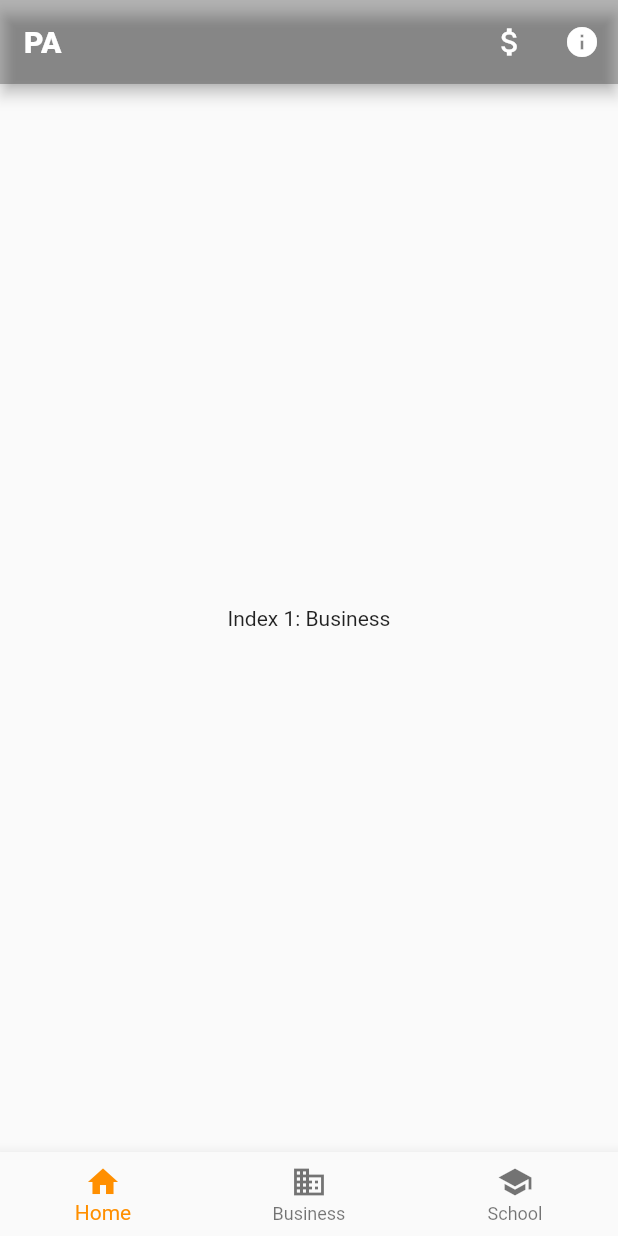
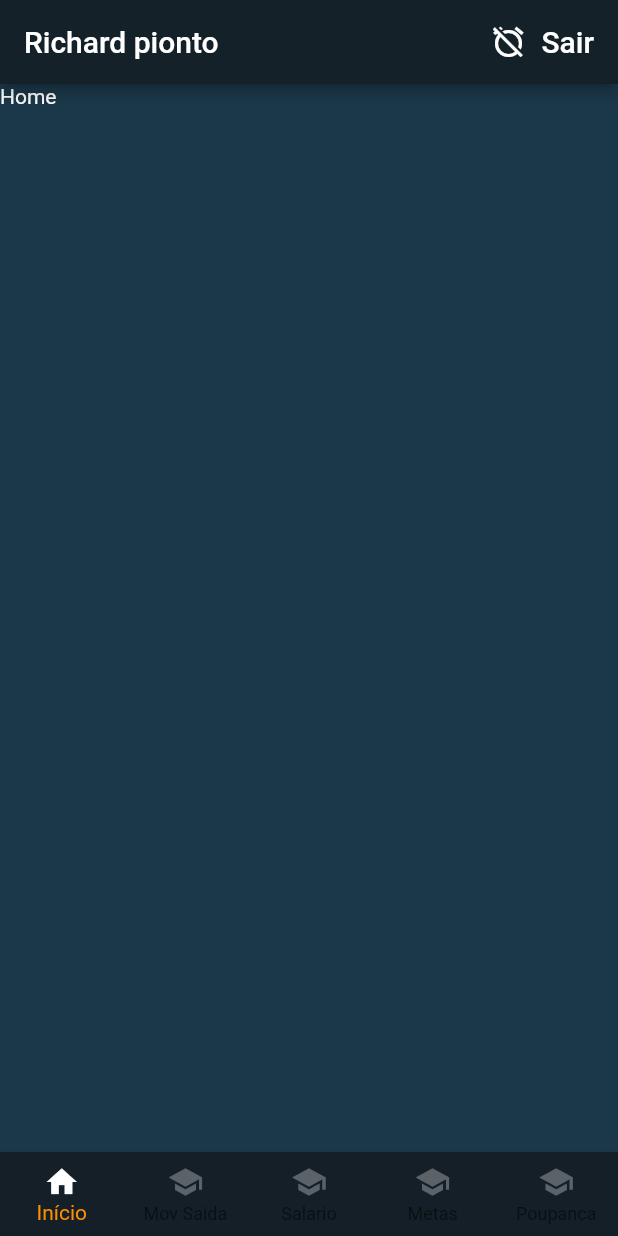
Before and after one commit to guilhermemoriggidesouza/webEconomize, a Flutter app: the screen it shows after launch, on a phone screen of 412 x 824 dp. Run offline on Flutter 3.47's test engine with Material 2 defaults, Android fonts, the phone set to English and light mode, and no system bars.

Commit message:
feito views e acertado bottomnav

```diff
--- a/lib/controller/LoginController.dart
+++ b/lib/controller/LoginController.dart
@@ -1,6 +1,12 @@
 
 import 'package:flutter/foundation.dart';
+import 'package:provider/provider.dart';
+import 'sessions/SessionLogin.dart';
 
 class LoginController with ChangeNotifier{
 
+  mudarNomeSessaoLogin(context){
+    Provider.of<SessionLogin>(context).changeNome('Richard pionto');
+  }
+
 }
--- a/lib/controller/sessions/SessionLogin.dart
+++ b/lib/controller/sessions/SessionLogin.dart
@@ -1,5 +1,12 @@
 import 'package:flutter/foundation.dart';
 
 class SessionLogin with ChangeNotifier{
+  int idLogin = null;
+  String nome = "";
 
+  changeNome(String nomeParam){
+    //consumir a ap
+    nome = nomeParam;
+    notifyListeners();
+  }
 }
--- a/lib/main.dart
+++ b/lib/main.dart
@@ -4,17 +4,17 @@ import 'package:flutter_localizations/flutter_localizations.dart';
 import 'package:provider/provider.dart';
 import 'package:webEconomize/controller/sessions/SessionLogin.dart';
 import 'package:webEconomize/controller/sessions/SessionSalario.dart';
-import 'package:webEconomize/view/home_page.dart';
+import 'package:webEconomize/view/main_page.dart';
 
 void main() => runApp(
   MultiProvider(
     providers: [
-        ChangeNotifierProvider(create: (_) => SessionLogin()),
-        ChangeNotifierProvider(create: (_) => SessionSalario()),
-      ],
-      child: MyApp(),
-    ),
-  );
+      ChangeNotifierProvider<SessionLogin>(create: (_) => SessionLogin()),
+      ChangeNotifierProvider<SessionSalario>(create: (_) => SessionSalario()),
+    ],
+    child: MyApp(),
+  ),
+);
 
 class MyApp extends StatelessWidget {
 
@@ -26,7 +26,7 @@ class MyApp extends StatelessWidget {
       title: 'Economize',
       theme: ThemeData(primarySwatch: Colors.deepPurple),
       debugShowCheckedModeBanner: false,
-      home: HomePage(),
+      home: MainPage(),
       localizationsDelegates: [GlobalMaterialLocalizations.delegate,
         GlobalWidgetsLocalizations.delegate,
         GlobalCupertinoLocalizations.delegate],
--- /dev/null
+++ b/lib/view/home.dart
@@ -0,0 +1,22 @@
+import 'package:flutter/material.dart';
+import 'package:flutter/widgets.dart';
+
+class Home extends StatefulWidget {
+  @override
+  _HomeState createState() => _HomeState();
+}
+
+class _HomeState extends State<Home> {
+  @override
+  Widget build(BuildContext context) {
+    return Scaffold(
+      backgroundColor: Color(0xff1B384A),
+      body: Text(
+        "Home",
+        style: TextStyle(
+            color: Colors.white
+        )
+      ),
+    );
+  }
+}
--- a/lib/view/home_page.dart
+++ /dev/null
@@ -1,96 +0,0 @@
-import 'package:flutter/material.dart';
-
-class HomePage extends StatefulWidget {
-  @override
-  _HomePageState createState() => _HomePageState();
-}
-
-class _HomePageState extends State<HomePage> {
-  static List<Widget> _widgetOptions = <Widget>[
-    Text(
-      'Index 1: Business',
-    ),
-    Text(
-      'Index 2: School',
-    ),
-  ];
-
-  int _selectedIndex = 0;
-
-  void _onItemTapped(int index) {
-    setState(() {
-      _selectedIndex = index;
-    });
-  }
-
-  @override
-  Widget build(BuildContext context) {
-    return Scaffold(
-      appBar: _buildAppBar(),
-      bottomNavigationBar: BottomNavigationBar(
-        items: const <BottomNavigationBarItem>[
-
-          BottomNavigationBarItem(
-            icon: Icon(Icons.home),
-            title: Text('Home'),
-          ),
-
-          BottomNavigationBarItem(
-            icon: Icon(Icons.business),
-            title: Text('Business'),
-          ),
-
-          BottomNavigationBarItem(
-            icon: Icon(Icons.school),
-            title: Text('School'),
-          ),
-
-        ],
-
-        currentIndex: _selectedIndex,
-        selectedItemColor: Colors.amber[800],
-        onTap: _onItemTapped,
-      ),
-
-      body: Center(
-        child: _widgetOptions.elementAt(_selectedIndex),
-      ),
-    );
-  }
-
-  _buildAppBar(){
-    return AppBar(
-      title: Text('PA',
-        style: TextStyle(
-          color: Colors.white,
-          fontWeight: FontWeight.w900,
-        ),
-      ),
-      backgroundColor: Colors.black26,
-      actions: <Widget>[
-        IconButton(
-          icon: Icon(Icons.attach_money),
-          onPressed: (){},
-        ),
-        IconButton(
-          icon: Icon(Icons.info),
-          onPressed: (){},
-        )
-      ],
-    );
-  }
-
-  _buildText(String title, {double top = 16.0, double bottom = 8.0}){
-    return Container(
-      padding: EdgeInsets.only(left: 5, right: 5, top: 5, bottom: 5),
-      child: Text(
-        title,
-        style: TextStyle(
-          color: Colors.black,
-          fontWeight: FontWeight.w500,
-        ),
-      ),
-    );
-  }
-
-}
--- /dev/null
+++ b/lib/view/main_page.dart
@@ -0,0 +1,174 @@
+import 'package:flutter/material.dart';
+import 'package:provider/provider.dart';
+import 'package:webEconomize/controller/LoginController.dart';
+import 'package:webEconomize/controller/sessions/SessionLogin.dart';
+import 'package:webEconomize/view/home.dart';
+import 'package:webEconomize/view/metas.dart';
+import 'package:webEconomize/view/mov_saida.dart';
+import 'package:webEconomize/view/poupanca.dart';
+import 'package:webEconomize/view/salario.dart';
+
+class MainPage extends StatefulWidget {
+  @override
+  _MainPageState createState() => _MainPageState();
+}
+
+class _MainPageState extends State<MainPage> {
+  static List<Widget> _widgetOptions = <Widget>[
+    Home(),
+    MovSaida(),
+    Salario(),
+    Metas(),
+    Poupanca(),
+  ];
+
+  int _selectedIndex = 0;
+
+  void _onItemTapped(int index) {
+    setState(() {
+      _selectedIndex = index;
+    });
+  }
+
+  @override
+  Widget build(BuildContext context) {
+    return Scaffold(
+      appBar: _buildAppBar(),
+      bottomNavigationBar: BottomNavigationBar(
+        backgroundColor: Color(0xff141F27),
+        type: BottomNavigationBarType.fixed,
+        items: const <BottomNavigationBarItem>[
+
+          BottomNavigationBarItem(
+            icon: Icon(Icons.home, color: Colors.white30),
+            activeIcon: Icon(Icons.home, color: Colors.white),
+            backgroundColor: Color(0xff141F27),
+            title: Text(
+              'Início',
+              style: TextStyle(
+                color: Colors.white
+              )
+            ),
+          ),
+
+          BottomNavigationBarItem(
+            icon: Icon(Icons.school, color: Colors.white30),
+            activeIcon: Icon(Icons.school, color: Colors.white),
+            backgroundColor: Color(0xff141F27),
+            title: Text(
+              'Mov Saida',
+              style: TextStyle(
+                color: Colors.white
+              )
+            ),
+          ),
+
+          BottomNavigationBarItem(
+            icon: Icon(Icons.school, color: Colors.white30),
+            activeIcon: Icon(Icons.school, color: Colors.white),
+            backgroundColor: Color(0xff141F27),
+            title: Text(
+              'Salario',
+              style: TextStyle(
+                color: Colors.white
+              )
+            ),
+          ),
+
+          BottomNavigationBarItem(
+            icon: Icon(Icons.school, color: Colors.white30),
+            activeIcon: Icon(Icons.school, color: Colors.white),
+            backgroundColor: Color(0xff141F27),
+            title: Text(
+              'Metas',
+              style: TextStyle(
+                color: Colors.white
+              )
+            ),
+          ),
+
+          BottomNavigationBarItem(
+            icon: Icon(Icons.school, color: Colors.white30),
+            activeIcon: Icon(Icons.school, color: Colors.white),
+            backgroundColor: Color(0xff141F27),
+            title: Text(
+              'Poupanca',
+              style: TextStyle(
+                color: Colors.white
+              )
+            ),
+          ),
+
+        ],
+
+        currentIndex: _selectedIndex,
+        selectedItemColor: Colors.amber[800],
+        onTap: _onItemTapped,
+      ),
+
+      body: Center(
+        child: _widgetOptions.elementAt(_selectedIndex),
+      ),
+    );
+  }
+
+  _buildAppBar(){
+    LoginController logingController = LoginController();
+    logingController.mudarNomeSessaoLogin(context);
+
+    return AppBar(
+      title: _buildNomeUser(),
+      backgroundColor: Color(0xff142129),
+      actions: <Widget>[
+        Container(
+          child: FlatButton(
+            onPressed: () => {},
+            child: Row( // Replace with a Row for horizontal icon + text
+              children: <Widget>[
+                Icon(Icons.alarm_off, color: Colors.white,),
+                Container(
+                  padding: EdgeInsets.only(left: 10),
+                  child:  Text(
+                    "Sair",
+                    textAlign: TextAlign.center,
+                    style: TextStyle(
+                      color: Colors.white,
+                      fontSize: 20
+                    ),
+                  ),
+                )
+              ],
+            ),
+          ),
+        ),
+      ],
+    );
+  }
+
+  _buildNomeUser(){
+    return Consumer<SessionLogin>(
+      builder: (context, sessionLogin, child) {
+        return Text(
+          sessionLogin.nome,
+          style: TextStyle(
+            color: Colors.white,
+          ),
+        );
+      },
+    );
+  }
+
+  _buildText(String title, {double top = 16.0, double bottom = 8.0}){
+    return Container(
+      padding: EdgeInsets.only(left: 5, right: 5, top: 5, bottom: 5),
+      child: Text(
+        title,
+        style: TextStyle(
+          color: Colors.black,
+          fontWeight: FontWeight.w500,
+        ),
+      ),
+    );
+  }
+
+}
--- /dev/null
+++ b/lib/view/metas.dart
@@ -0,0 +1,22 @@
+import 'package:flutter/material.dart';
+import 'package:flutter/widgets.dart';
+
+class Metas extends StatefulWidget {
+  @override
+  _MetasState createState() => _MetasState();
+}
+
+class _MetasState extends State<Metas> {
+  @override
+  Widget build(BuildContext context) {
+    return Scaffold(
+      backgroundColor: Color(0xff1B384A),
+      body: Text(
+        "Metas",
+        style: TextStyle(
+            color: Colors.white
+        )
+      ),
+    );
+  }
+}
--- /dev/null
+++ b/lib/view/mov_saida.dart
@@ -0,0 +1,22 @@
+import 'package:flutter/material.dart';
+import 'package:flutter/widgets.dart';
+
+class MovSaida extends StatefulWidget {
+  @override
+  _MovSaidaState createState() => _MovSaidaState();
+}
+
+class _MovSaidaState extends State<MovSaida> {
+  @override
+  Widget build(BuildContext context) {
+    return Scaffold(
+      backgroundColor: Color(0xff1B384A),
+      body: Text(
+        "Mov saida",
+        style: TextStyle(
+            color: Colors.white
+        )
+      ),
+    );
+  }
+}
--- /dev/null
+++ b/lib/view/poupanca.dart
@@ -0,0 +1,22 @@
+import 'package:flutter/material.dart';
+import 'package:flutter/widgets.dart';
+
+class Poupanca extends StatefulWidget {
+  @override
+  _PoupancaState createState() => _PoupancaState();
+}
+
+class _PoupancaState extends State<Poupanca> {
+  @override
+  Widget build(BuildContext context) {
+    return Scaffold(
+      backgroundColor: Color(0xff1B384A),
+      body: Text(
+        "Poupanca",
+        style: TextStyle(
+            color: Colors.white
+        )
+      ),
+    );
+  }
+}
--- /dev/null
+++ b/lib/view/salario.dart
@@ -0,0 +1,22 @@
+import 'package:flutter/material.dart';
+import 'package:flutter/widgets.dart';
+
+class Salario extends StatefulWidget {
+  @override
+  _SalarioState createState() => _SalarioState();
+}
+
+class _SalarioState extends State<Salario> {
+  @override
+  Widget build(BuildContext context) {
+    return Scaffold(
+      backgroundColor: Color(0xff1B384A),
+      body: Text(
+        "Salario",
+        style: TextStyle(
+            color: Colors.white
+        )
+      ),
+    );
+  }
+}
```
